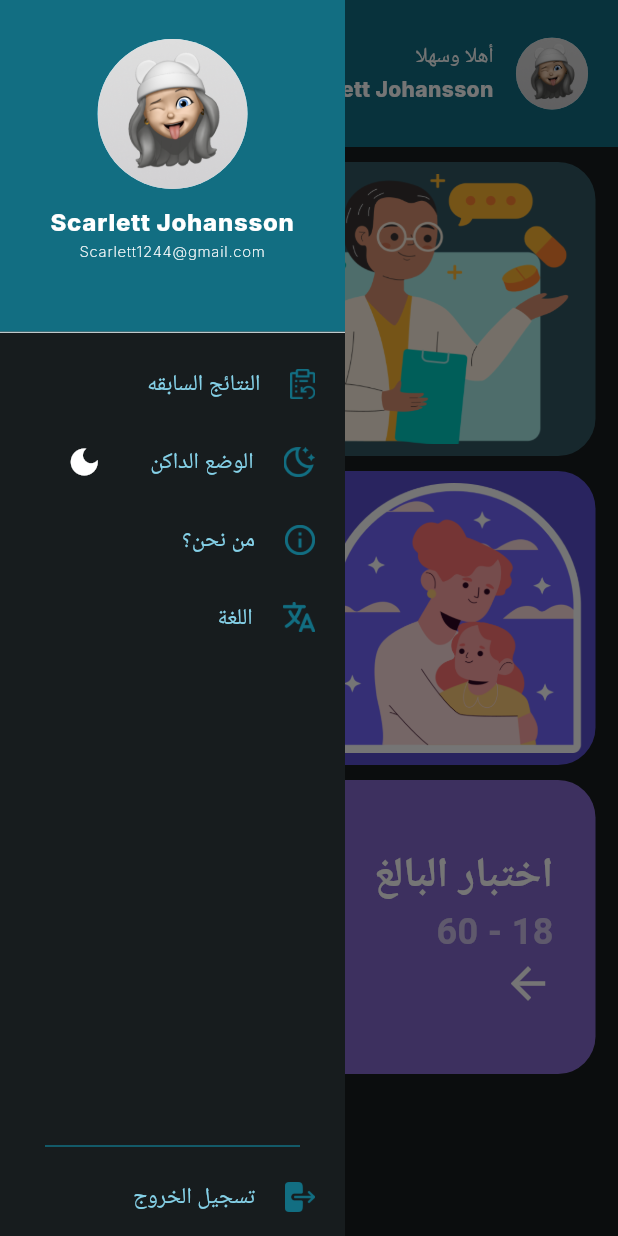
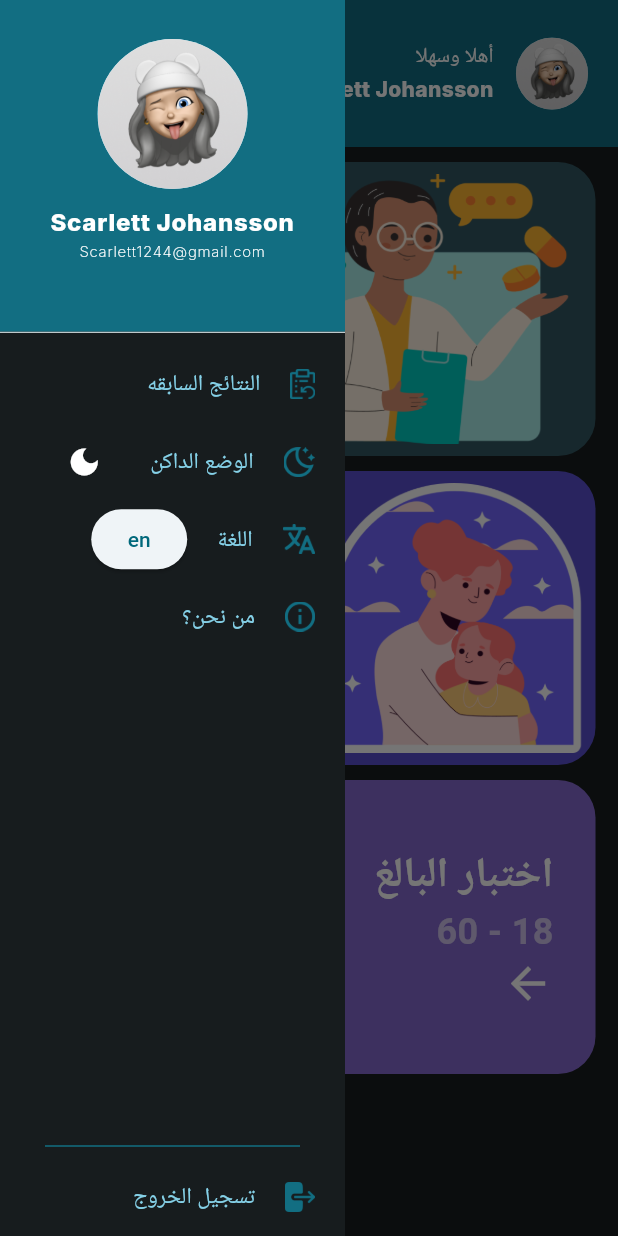
Before and after one commit to Al-Dos024/Neuro-Rush, a Flutter app: the MainView screen opened directly, after a tap on the "menu" icon, after a tap on the "dark mode" icon, on a phone screen of 412 x 824 dp. Run offline on Flutter 3.47's test engine with Material 3 defaults, Android fonts, the light colour scheme and no system bars; our stand-ins replace cloud_firestore, firebase_auth, firebase_core, firebase_database, font_awesome_flutter, google_fonts and 2 more; accounts and stored records are empty; Roboto replaces fonts that are missing (Jura, Kodchasan).

Commit message:
add arabic button and change state , next time work on prv result

```diff
--- a/lib/features/main/widgets/main_drawer.dart
+++ b/lib/features/main/widgets/main_drawer.dart
@@ -57,6 +57,31 @@ class MainDrawer extends StatelessWidget {
               ),
             ],
           ),
+          Row(
+            children: [
+              DrawerItem(
+                img: "assets/icons/language.png",
+                title: S.of(context).Language,
+              ),
+              ValueListenableBuilder(
+                valueListenable: MyApp.localeNotifier,
+                builder: (_, Locale currentLocale, __) {
+                  // Determine the current language and toggle to the other
+                  String language =
+                      currentLocale.languageCode == 'ar' ? 'en' : 'ar';
+                  String buttonText =
+                      currentLocale.languageCode == 'ar' ? 'en' : 'ar';
+
+                  return ElevatedButton(
+                    onPressed: () {
+                      changeLanguage(Locale(language));
+                    },
+                    child: Text(buttonText),
+                  );
+                },
+              ),
+            ],
+          ),
           DrawerItem(
             img: "assets/icons/about_us.png",
             title: S.of(context).About_Us,
@@ -68,10 +93,6 @@ class MainDrawer extends StatelessWidget {
                     builder: (context) => const AboutUs(),
                   ));
             },
-          ),
-          DrawerItem(
-            img: "assets/icons/language.png",
-            title: S.of(context).Language,
           ),
           const Spacer(),
           const Divider(
--- a/lib/l10n/intl_en.arb
+++ b/lib/l10n/intl_en.arb
@@ -1,7 +1,7 @@
 {
     "title": "Welcome aboard",
     "Previous_Results": "Previous Results",
-    "Dark_Mode": "Welcome aboard",
+    "Dark_Mode": "Dark Mode",
     "About_Us" : "About Us",
     "Language" : "Language",
     "Log_Out" : "Log Out",
--- a/lib/main.dart
+++ b/lib/main.dart
@@ -19,15 +19,25 @@ var myDarkColorScheme = ColorScheme.fromSeed(
 
 class MyApp extends StatelessWidget {
   const MyApp({super.key});
+
   static final ValueNotifier<ThemeMode> themeNotifier =
       ValueNotifier(ThemeMode.light);
+
+  // ValueNotifier for Locale
+  static final ValueNotifier<Locale> localeNotifier =
+      ValueNotifier(const Locale('ar'));
+
   @override
   Widget build(BuildContext context) {
     return ValueListenableBuilder(
+      valueListenable: themeNotifier,
       builder: (_, ThemeMode currentMode, __) {
+        return ValueListenableBuilder(
+          valueListenable: localeNotifier,
+          builder: (_, Locale currentLocale, __) {
             return MaterialApp(
-          //localization//
-          locale: const Locale('ar'),
+              // localization
+              locale: currentLocale,
               debugShowCheckedModeBanner: false,
               localizationsDelegates: const [
                 S.delegate,
@@ -37,7 +47,7 @@ class MyApp extends StatelessWidget {
               ],
               supportedLocales: S.delegate.supportedLocales,
               home: SplashView(),
-          //darktheme//
+              // dark theme
               theme: ThemeData().copyWith(
                 appBarTheme: const AppBarTheme().copyWith(
                   foregroundColor: myColorScheme.secondary,
@@ -64,7 +74,13 @@ class MyApp extends StatelessWidget {
               themeMode: currentMode, // const DefineTheKid() //SigninView() ,
             );
           },
-      valueListenable: themeNotifier,
+        );
+      },
     );
   }
 }
+
+// Function to change the language
+void changeLanguage(Locale newLocale) {
+  MyApp.localeNotifier.value = newLocale;
+}
```
Also changed, not shown: lib/generated/intl/messages_en.dart, lib/generated/l10n.dart. Lines whose indentation alone changed are shown as unchanged.
